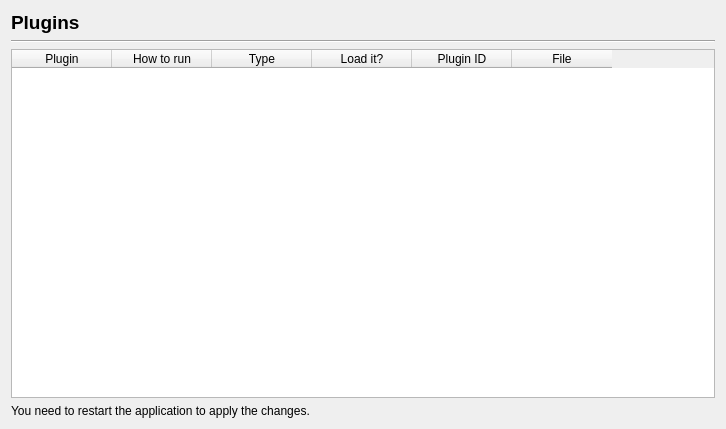
Qt form scribus/ui/prefs_pluginsbase.ui (scribusproject/scribus) before a commit.
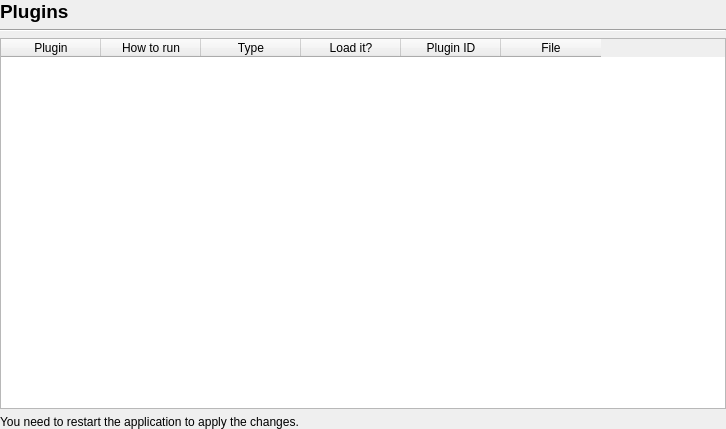
The same form after that commit.

Patch:
```diff
--- a/scribus/ui/prefs_pluginsbase.ui
+++ b/scribus/ui/prefs_pluginsbase.ui
@@ -14,6 +14,18 @@
    <string notr="true">Form</string>
   </property>
   <layout class="QVBoxLayout" name="verticalLayout">
+   <property name="leftMargin">
+    <number>0</number>
+   </property>
+   <property name="topMargin">
+    <number>0</number>
+   </property>
+   <property name="rightMargin">
+    <number>0</number>
+   </property>
+   <property name="bottomMargin">
+    <number>0</number>
+   </property>
    <item>
     <widget class="QLabel" name="label_2">
      <property name="font">
```
